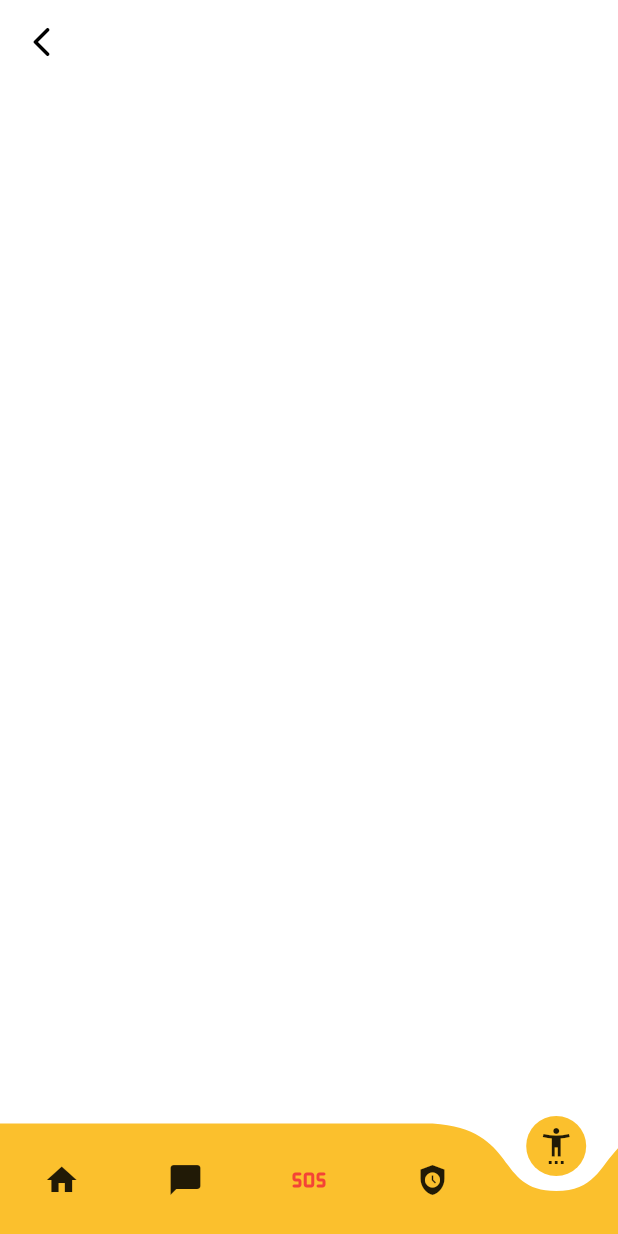
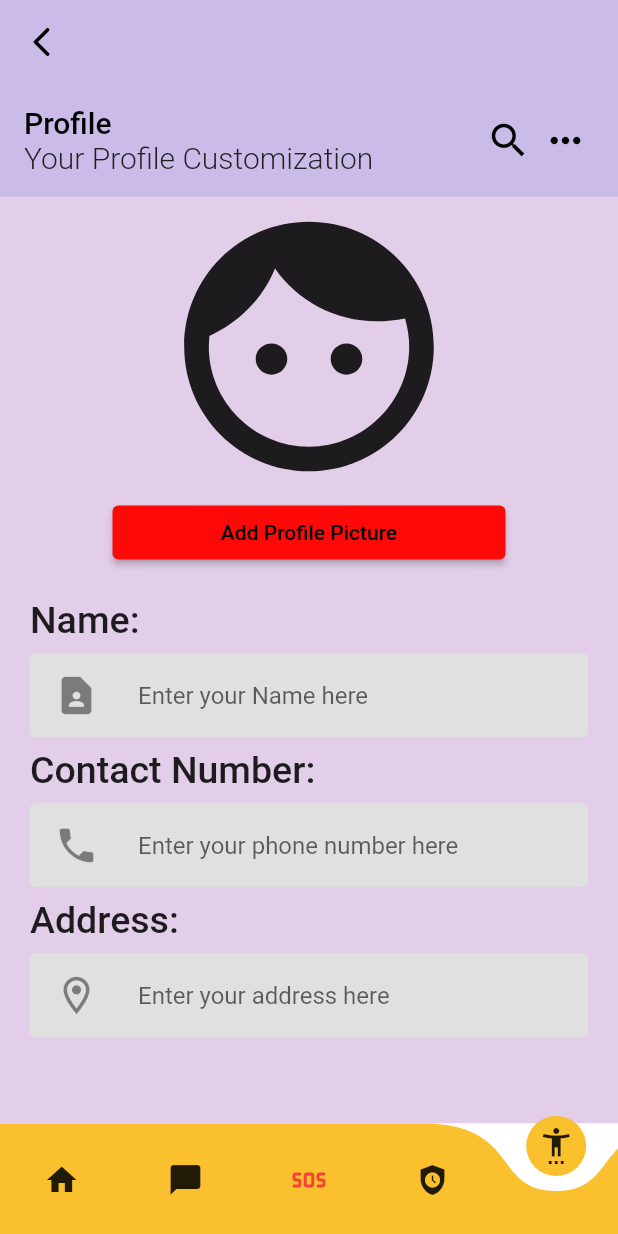
Before and after one commit to armpix/she-shield, a Flutter app: the myhome screen opened by its route, item 5 of the bottom bar chosen, on a phone screen of 412 x 824 dp. Run offline on Flutter 3.47's test engine with Material 2 defaults, Android fonts, the phone set to English and light mode, and no system bars; drawn by our look-alikes of curved_navigation_bar; our stand-ins replace animated_splash_screen, google_fonts, pinput.

Commit message:
Emergency Contacts and Profile added

```diff
--- /dev/null
+++ b/she_shield/lib/Profile.dart
@@ -0,0 +1,165 @@
+// ignore_for_file: prefer_const_literals_to_create_immutables, prefer_const_constructors
+
+import 'package:flutter/material.dart';
+
+class ProfilePage extends StatefulWidget {
+  const ProfilePage({Key? key}) : super(key: key);
+
+  @override
+  State<ProfilePage> createState() => _ProfilePageState();
+}
+
+class _ProfilePageState extends State<ProfilePage> {
+  @override
+  Widget build(BuildContext context) {
+    return MaterialApp(
+      home: Scaffold(
+        backgroundColor: Color(0xFFE3CEE9),
+        appBar: AppBar(
+          elevation: 0,
+          toolbarHeight: 75.0,
+          backgroundColor: Color(0xFFCBBBE9),
+          title: Row(
+            children: [
+              Expanded(
+                flex: 8,
+                child: Column(
+                  crossAxisAlignment: CrossAxisAlignment.start,
+                  children: [
+                    Text(
+                      'Profile',
+                      style: TextStyle(color: Colors.black),
+                    ),
+                    Text(
+                      'Your Profile Customization',
+                      style: TextStyle(
+                          color: Colors.grey[900], fontWeight: FontWeight.w300),
+                    )
+                  ],
+                ),
+              ),
+              Expanded(
+                child: Icon(
+                  Icons.search,
+                  color: Colors.black,
+                  size: 30,
+                ),
+              ),
+              Expanded(
+                child: Icon(
+                  Icons.more_horiz,
+                  color: Colors.black,
+                  size: 30,
+                ),
+              ),
+            ],
+          ),
+        ),
+        body: SingleChildScrollView(
+          child: Column(
+            crossAxisAlignment: CrossAxisAlignment.stretch,
+            children: [
+              Icon(
+                Icons.face,
+                size: 200.0,
+              ),
+              Padding(
+                padding: const EdgeInsets.symmetric(horizontal: 75.0),
+                child: ElevatedButton(
+                  style: ButtonStyle(
+                    backgroundColor: MaterialStatePropertyAll(
+                      Color(0xFFFF0808),
+                    ),
+                  ),
+                  onPressed: () {},
+                  child: Text(
+                    'Add Profile Picture',
+                    style: TextStyle(color: Colors.black),
+                  ),
+                ),
+              ),
+              SizedBox(
+                height: 20.0,
+              ),
+              Padding(
+                padding: EdgeInsets.symmetric(horizontal: 20.0),
+                child: Text(
+                  'Name:',
+                  style: TextStyle(fontSize: 25.0, fontWeight: FontWeight.w500),
+                ),
+              ),
+              Card(
+                color: Colors.grey[300],
+                elevation: 0,
+                margin: EdgeInsets.symmetric(vertical: 7.5, horizontal: 20),
+                child: ListTile(
+                  leading: Icon(
+                    Icons.contact_page,
+                    size: 30.0,
+                  ),
+                  title: TextField(
+                    cursorColor: Colors.black,
+                    decoration: InputDecoration(
+                      hintText: 'Enter your Name here',
+                      border: InputBorder.none,
+                    ),
+                  ),
+                ),
+              ),
+              Padding(
+                padding: EdgeInsets.symmetric(horizontal: 20.0),
+                child: Text(
+                  'Contact Number:',
+                  style: TextStyle(fontSize: 25.0, fontWeight: FontWeight.w500),
+                ),
+              ),
+              Card(
+                color: Colors.grey[300],
+                elevation: 0,
+                margin: EdgeInsets.symmetric(vertical: 7.5, horizontal: 20),
+                child: ListTile(
+                  leading: Icon(
+                    Icons.phone,
+                    size: 30.0,
+                  ),
+                  title: TextField(
+                    cursorColor: Colors.black,
+                    decoration: InputDecoration(
+                      hintText: 'Enter your phone number here',
+                      border: InputBorder.none,
+                    ),
+                  ),
+                ),
+              ),
+              Padding(
+                padding: EdgeInsets.symmetric(horizontal: 20.0),
+                child: Text(
+                  'Address:',
+                  style: TextStyle(fontSize: 25.0, fontWeight: FontWeight.w500),
+                ),
+              ),
+              Card(
+                color: Colors.grey[300],
+                elevation: 0,
+                margin: EdgeInsets.symmetric(vertical: 7.5, horizontal: 20),
+                child: ListTile(
+                  leading: Icon(
+                    Icons.location_on_outlined,
+                    size: 30.0,
+                  ),
+                  title: TextField(
+                    cursorColor: Colors.black,
+                    decoration: InputDecoration(
+                      hintText: 'Enter your address here',
+                      border: InputBorder.none,
+                    ),
+                  ),
+                ),
+              ),
+            ],
+          ),
+        ),
+      ),
+    );
+  }
+}
--- a/she_shield/lib/home.dart
+++ b/she_shield/lib/home.dart
@@ -1,6 +1,7 @@
+import 'package:curved_navigation_bar/curved_navigation_bar.dart';
 import 'package:flutter/material.dart';
-import 'package:curved_navigation_bar/curved_navigation_bar.dart';
-
+import 'package:she_shield/Profile.dart';
+import 'package:she_shield/SOS.dart';
 
 class myhome extends StatefulWidget {
   const myhome({Key? key}) : super(key: key);
@@ -10,6 +11,14 @@ class myhome extends StatefulWidget {
 }
 
 class _myhomeState extends State<myhome> {
+  int selectedpage = 0;
+  final _pageoptions = [
+    home(),
+    messenger(),
+    SOSPage(),
+    safetycheck(),
+    ProfilePage(),
+  ];
   @override
   Widget build(BuildContext context) {
     return Scaffold(
@@ -27,18 +36,65 @@ class _myhomeState extends State<myhome> {
         ),
         elevation: 0,
       ),
+      body: _pageoptions[selectedpage],
       backgroundColor: Colors.white,
       bottomNavigationBar: CurvedNavigationBar(
         backgroundColor: Colors.white,
+        onTap: (index) {
+          setState(() {
+            selectedpage = index;
+          });
+        },
         color: Colors.yellow.shade700,
         animationDuration: Duration(milliseconds: 300),
         items: [
-        Icon(Icons.home),
-        Icon(Icons.messenger),
-        Icon(Icons.sos_rounded, color: Colors.red,),
-        Icon(Icons.safety_check),
-        Icon(Icons.settings_accessibility),
-      ],),
+          Icon(Icons.home),
+          Icon(Icons.messenger),
+          Icon(
+            Icons.sos_rounded,
+            color: Colors.red,
+          ),
+          Icon(Icons.safety_check),
+          Icon(Icons.settings_accessibility)
+        ],
+      ),
     );
   }
 }
+
+//to be declared later
+class home extends StatelessWidget {
+  const home({Key? key}) : super(key: key);
+
+  @override
+  Widget build(BuildContext context) {
+    return const Placeholder();
+  }
+}
+
+class messenger extends StatelessWidget {
+  const messenger({Key? key}) : super(key: key);
+
+  @override
+  Widget build(BuildContext context) {
+    return const Placeholder();
+  }
+}
+
+class safetycheck extends StatelessWidget {
+  const safetycheck({Key? key}) : super(key: key);
+
+  @override
+  Widget build(BuildContext context) {
+    return const Placeholder();
+  }
+}
+
+class none extends StatelessWidget {
+  const none({Key? key}) : super(key: key);
+
+  @override
+  Widget build(BuildContext context) {
+    return const Placeholder();
+  }
+}
```
Also changed, not shown: she_shield/lib/Emergency_contacts.dart (added, +162 -0 lines), she_shield/lib/SOS.dart (added, +23 -0 lines), she_shield/lib/main.dart (+11 -10 lines).
